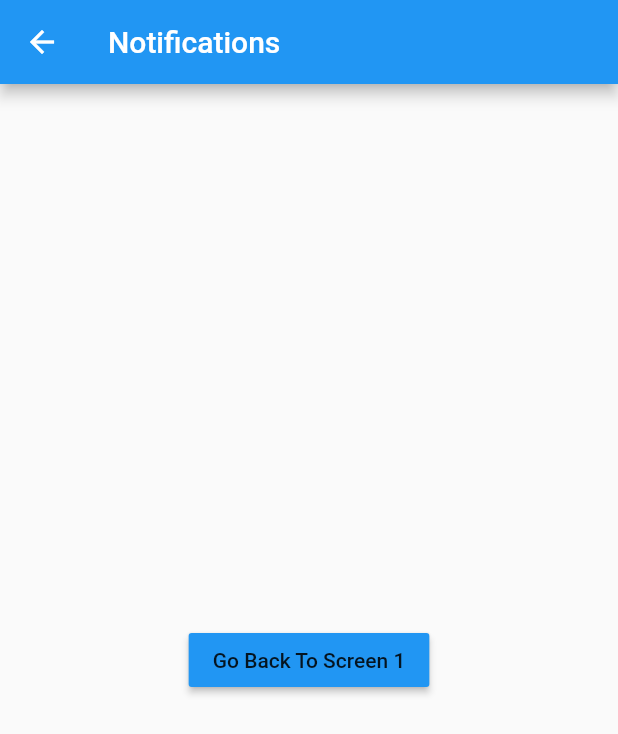
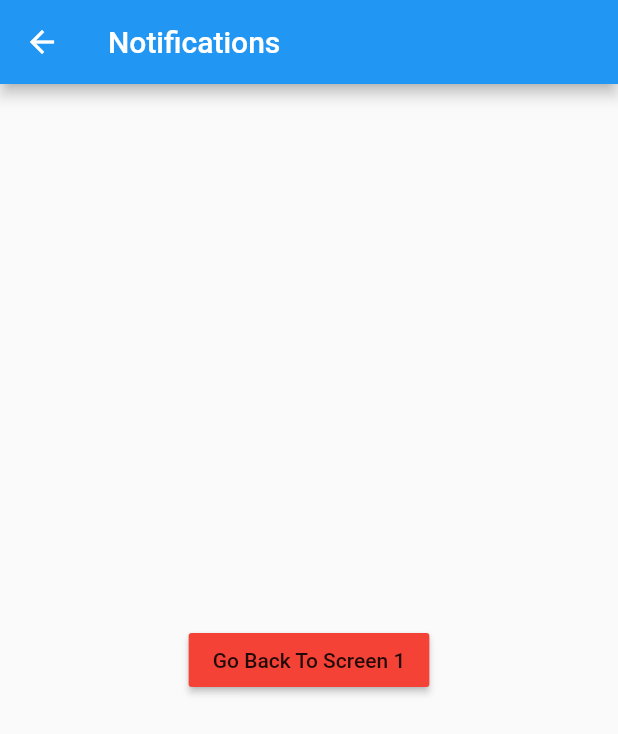
Before and after one commit to apoorvlodhi-io/money_manager_app, a Flutter app: the NotificationScreen screen opened directly, on a phone screen of 412 x 824 dp. Shown: the top 734 px of the screen. Run offline on Flutter 3.47's test engine with Material 2 defaults, Android fonts, the phone set to English and light mode, and no system bars; our stand-ins replace cloud_firestore, firebase_auth, google_sign_in, modal_progress_hud, rxdart; accounts and stored records are empty; network calls fail.

Commit message:
minor fixes

```diff
--- a/lib/screens/MyHomePage.dart
+++ b/lib/screens/MyHomePage.dart
@@ -59,7 +59,7 @@ class _MyHomePageState extends State<MyHomePage> {
                 ),
               ),
               ListTile(
-                leading: Icon(Icons.notifications_active),
+                leading: Icon(Icons.account_circle),
                 title: Text('About'),
                 onTap: () {
                   // Update the state of the app
@@ -109,7 +109,7 @@ class _MyHomePageState extends State<MyHomePage> {
                 },
               ),
               ListTile(
-                leading: Icon(Icons.account_circle),
+                leading: Icon(Icons.exit_to_app),
                 title: Text('Log Out'),
                 onTap: () {
                   // Update the state of the app
--- a/lib/screens/NotificationScreen.dart
+++ b/lib/screens/NotificationScreen.dart
@@ -12,7 +12,7 @@ class NotificationScreen extends StatelessWidget {
         ),
         body: Center(
           child: RaisedButton(
-            color: Colors.blue,
+            color: Colors.red,
             child: Text('Go Back To Screen 1'),
             onPressed: () {
               Navigator.pop(context);
--- a/lib/screens/auth.dart
+++ b/lib/screens/auth.dart
@@ -2,6 +2,7 @@ import 'package:firebase_auth/firebase_auth.dart';
 import 'package:google_sign_in/google_sign_in.dart';
 import 'package:cloud_firestore/cloud_firestore.dart';
 import 'package:rxdart/rxdart.dart';
+//apoorv
 
 class AuthService {
   final GoogleSignIn _googleSignIn = GoogleSignIn();
--- a/lib/screens/chat_screen.dart
+++ b/lib/screens/chat_screen.dart
@@ -24,6 +24,7 @@ class _ChatScreenState extends State<ChatScreen> {
     super.initState();
 
     getCurrentUser();
+    //apoorv
   }
 
   void getCurrentUser() async {
```
